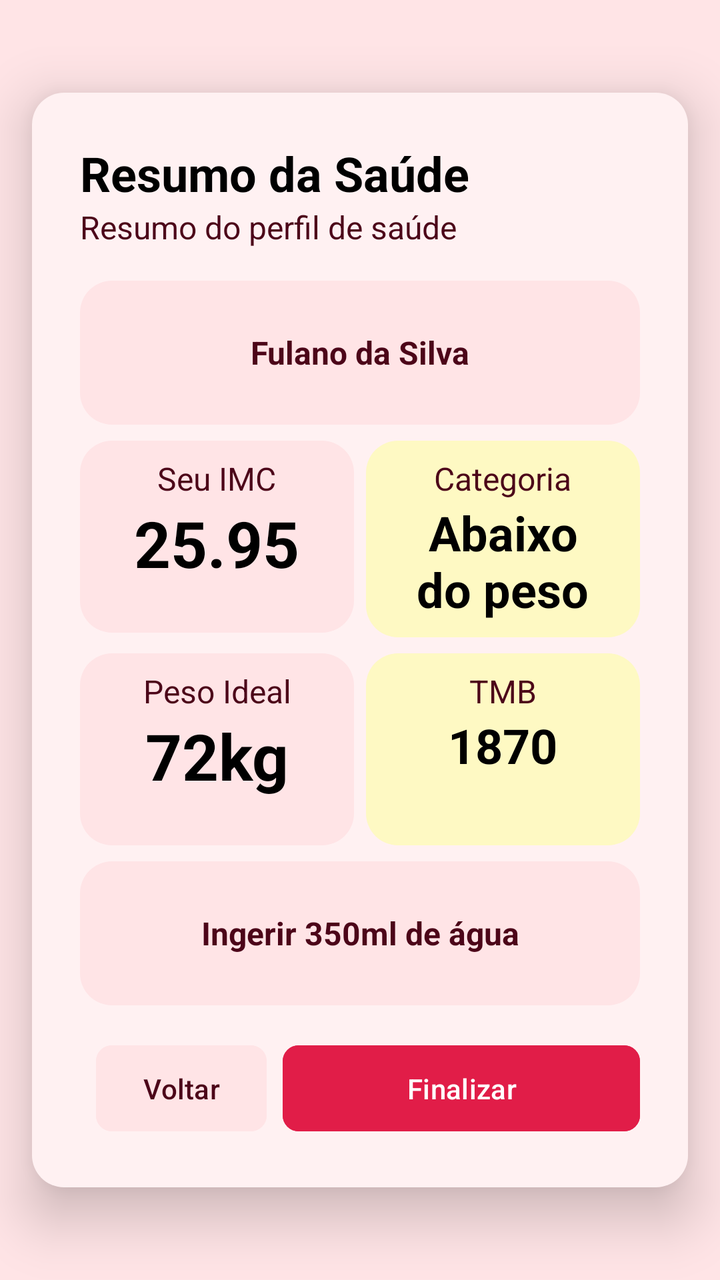
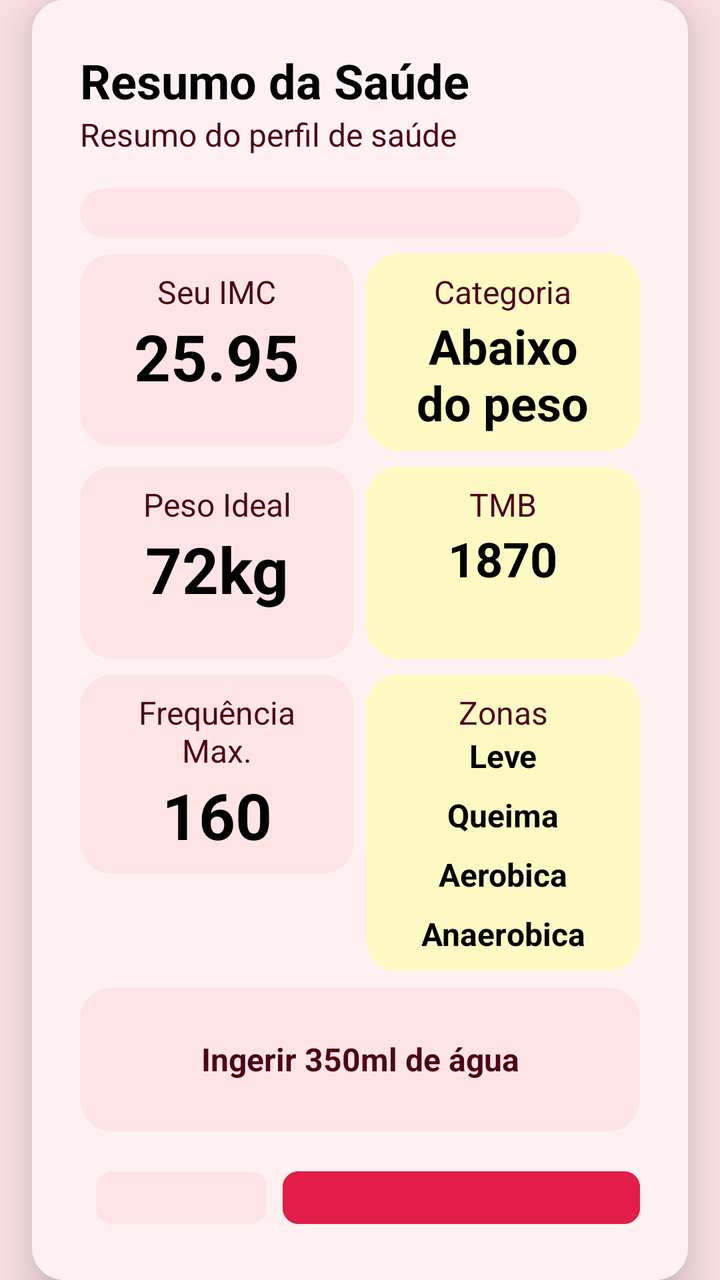

The first picture is an Android layout as it rendered before a commit; the second is the same layout after the commit. The layout source and the unified diff follow.
<!-- AndroidManifest.xml: application theme Theme.ImFitPlus -->
<!-- res/layout/activity_summary.xml -->
<?xml version="1.0" encoding="utf-8"?>
<androidx.constraintlayout.widget.ConstraintLayout xmlns:android="http://schemas.android.com/apk/res/android"
    xmlns:app="http://schemas.android.com/apk/res-auto"
    android:layout_width="match_parent"
    android:layout_height="match_parent"
    android:background="@color/screen_bg">

    <LinearLayout
        android:layout_width="0dp"
        android:layout_height="wrap_content"
        android:layout_marginStart="16dp"
        android:layout_marginEnd="16dp"
        android:background="@drawable/container_box"
        android:elevation="8dp"
        android:orientation="vertical"
        android:padding="24dp"
        android:translationZ="8dp"
        app:layout_constrainedWidth="true"
        app:layout_constraintBottom_toBottomOf="parent"
        app:layout_constraintEnd_toEndOf="parent"
        app:layout_constraintStart_toStartOf="parent"
        app:layout_constraintTop_toTopOf="parent"
        app:layout_constraintWidth_max="368dp">

        <TextView
            android:id="@+id/summaryTitleTv"
            android:layout_width="match_parent"
            android:layout_height="wrap_content"
            android:text="@string/summary_title_tv"
            android:textColor="@android:color/black"
            android:textSize="24sp"
            android:textStyle="bold" />

        <TextView
            android:id="@+id/summarySubtitleTv"
            android:layout_width="match_parent"
            android:layout_height="wrap_content"
            android:layout_marginBottom="8dp"
            android:text="@string/summary_subtitle_tv"
            android:textColor="@color/main_text_color"
            android:textSize="16sp" />

        <LinearLayout
            android:layout_width="match_parent"
            android:layout_height="wrap_content"
            android:orientation="vertical">

            <TextView
                android:id="@+id/summaryNameTv"
                android:layout_width="match_parent"
                android:layout_height="72dp"
                android:layout_marginTop="8dp"
                android:layout_marginBottom="8dp"
                android:background="@drawable/container_box_alternative"
                android:gravity="center"
                android:padding="24dp"
                android:text="@string/summary_name_tv"
                android:textColor="@color/main_text_color"
                android:textSize="16sp"
                android:textStyle="bold" />

            <LinearLayout
                android:layout_width="match_parent"
                android:layout_height="wrap_content"
                android:baselineAligned="false"
                android:orientation="horizontal"
                android:layout_marginBottom="8dp">

                <LinearLayout
                    android:layout_width="match_parent"
                    android:layout_height="wrap_content"
                    android:layout_marginEnd="3dp"
                    android:layout_weight="1"
                    android:background="@drawable/container_box_alternative"
                    android:minHeight="96dp"
                    android:orientation="vertical">

                    <TextView
                        android:id="@+id/summaryImcLabelTv"
                        android:layout_width="match_parent"
                        android:layout_height="wrap_content"
                        android:layout_marginTop="8dp"
                        android:layout_marginBottom="0dp"
                        android:gravity="center"
                        android:paddingStart="20sp"
                        android:paddingEnd="20sp"
                        android:text="@string/imc_result_label_tv"
                        android:textColor="@color/main_text_color"
                        android:textSize="16sp" />

                    <TextView
                        android:id="@+id/summaryImcValueTv"
                        android:layout_width="match_parent"
                        android:layout_height="wrap_content"
                        android:layout_marginTop="0dp"
                        android:layout_marginBottom="8dp"
                        android:gravity="center"
                        android:paddingStart="20sp"
                        android:paddingEnd="20sp"
                        android:text="@string/imc_result_value_tv"
                        android:textColor="@color/black"
                        android:textSize="32sp"
                        android:textStyle="bold" />

                </LinearLayout>

                <LinearLayout
                    android:layout_width="match_parent"
                    android:layout_height="wrap_content"
                    android:layout_marginStart="3dp"
                    android:layout_weight="1"
                    android:background="@drawable/container_box_over_weight"
                    android:minHeight="96dp"
                    android:orientation="vertical">

                    <TextView
                        android:id="@+id/summaryCategoryLabelTv"
                        android:layout_width="match_parent"
                        android:layout_height="wrap_content"
                        android:layout_marginTop="8dp"
                        android:layout_marginBottom="0dp"
                        android:gravity="center"
                        android:paddingStart="20sp"
                        android:paddingEnd="20sp"
                        android:text="@string/imc_category_label_tv"
                        android:textColor="@color/main_text_color"
                        android:textSize="16sp" />

                    <TextView
                        android:id="@+id/summaryCategoryValueTv"
                        android:layout_width="match_parent"
                        android:layout_height="wrap_content"
                        android:layout_marginTop="0dp"
                        android:layout_marginBottom="8dp"
                        android:gravity="center"
                        android:paddingStart="20sp"
                        android:paddingEnd="20sp"
                        android:text="@string/imc_category_value_tv"
                        android:textColor="@color/black"
                        android:textSize="24sp"
                        android:textStyle="bold" />

                </LinearLayout>

            </LinearLayout>

            <LinearLayout
                android:layout_width="match_parent"
                android:layout_height="wrap_content"
                android:baselineAligned="false"
                android:orientation="horizontal">

                <LinearLayout
                    android:layout_width="match_parent"
                    android:layout_height="wrap_content"
                    android:layout_marginEnd="3dp"
                    android:layout_weight="1"
                    android:background="@drawable/container_box_alternative"
                    android:minHeight="96dp"
                    android:orientation="vertical">

                    <TextView
                        android:id="@+id/summaryIdealLabelTv"
                        android:layout_width="match_parent"
                        android:layout_height="wrap_content"
                        android:layout_marginTop="8dp"
                        android:layout_marginBottom="0dp"
                        android:gravity="center"
                        android:paddingStart="20sp"
                        android:paddingEnd="20sp"
                        android:text="@string/summary_ideal_tv"
                        android:textColor="@color/main_text_color"
                        android:textSize="16sp" />

                    <TextView
                        android:id="@+id/summaryIdealValueTv"
                        android:layout_width="match_parent"
                        android:layout_height="wrap_content"
                        android:layout_marginTop="0dp"
                        android:layout_marginBottom="8dp"
                        android:gravity="center"
                        android:paddingStart="20sp"
                        android:paddingEnd="20sp"
                        android:text="@string/summary_ideal_result_tv"
                        android:textColor="@color/black"
                        android:textSize="32sp"
                        android:textStyle="bold" />

                </LinearLayout>

                <LinearLayout
                    android:layout_width="match_parent"
                    android:layout_height="wrap_content"
                    android:layout_marginStart="3dp"
                    android:layout_weight="1"
                    android:background="@drawable/container_box_over_weight"
                    android:minHeight="96dp"
                    android:orientation="vertical">

                    <TextView
                        android:id="@+id/summaryCaloricLabelTv"
                        android:layout_width="match_parent"
                        android:layout_height="wrap_content"
                        android:layout_marginTop="8dp"
                        android:layout_marginBottom="0dp"
                        android:gravity="center"
                        android:paddingStart="20sp"
                        android:paddingEnd="20sp"
                        android:text="@string/summary_tmb_tv"
                        android:textColor="@color/main_text_color"
                        android:textSize="16sp" />

                    <TextView
                        android:id="@+id/summaryCaloricValueTv"
                        android:layout_width="match_parent"
                        android:layout_height="wrap_content"
                        android:layout_marginTop="0dp"
                        android:layout_marginBottom="8dp"
                        android:gravity="center"
                        android:paddingStart="20sp"
                        android:paddingEnd="20sp"
                        android:text="@string/summary_tmb_result_tv"
                        android:textColor="@color/black"
                        android:textSize="24sp"
                        android:textStyle="bold" />

                </LinearLayout>

            </LinearLayout>

        </LinearLayout>

        <TextView
            android:id="@+id/summaryWaterTv"
            android:layout_width="match_parent"
            android:layout_height="72dp"
            android:layout_marginTop="8dp"
            android:layout_marginBottom="8dp"
            android:background="@drawable/container_box_alternative"
            android:gravity="center"
            android:padding="24dp"
            android:text="@string/summary_water_tv"
            android:textColor="@color/main_text_color"
            android:textSize="16sp"
            android:textStyle="bold" />

        <LinearLayout
            style="?android:attr/buttonBarStyle"
            android:layout_width="match_parent"
            android:layout_height="wrap_content"
            android:layout_marginTop="8dp"
            android:baselineAligned="false"
            android:orientation="horizontal">

            <Button
                android:id="@+id/summaryReturnBt"
                style="?android:attr/buttonBarButtonStyle"
                android:layout_width="match_parent"
                android:layout_height="wrap_content"
                android:layout_weight="2"
                android:backgroundTint="@color/screen_bg"
                android:paddingVertical="12dp"
                android:text="@string/summary_return_bt"
                android:textColor="@color/main_text_color"
                app:cornerRadius="8dp" />

            <Button
                android:id="@+id/summarySubmitBt"
                style="?android:attr/buttonBarButtonStyle"
                android:layout_width="match_parent"
                android:layout_height="wrap_content"
                android:layout_weight="1"
                android:backgroundTint="@color/main_color"
                android:paddingVertical="12dp"
                android:text="@string/summary_finish_bt"
                android:textColor="@color/white"
                app:cornerRadius="8dp" />

        </LinearLayout>

    </LinearLayout>

</androidx.constraintlayout.widget.ConstraintLayout>
<!-- resources referenced by this layout -->
<resources>
  <color name="black">#FF000000</color>
  <color name="main_color">#e11d48</color>
  <color name="main_text_color">#4c0519</color>
  <color name="screen_bg">#ffe4e6</color>
  <color name="white">#FFFFFFFF</color>
  <!-- drawable container_box (drawable) -->
  <?xml version="1.0" encoding="utf-8"?>
  <shape xmlns:android="http://schemas.android.com/apk/res/android">
      <solid android:color="@color/container_bg" />
      <corners android:radius="16dp" />
  </shape>
  <!-- drawable container_box_alternative (drawable) -->
  <?xml version="1.0" encoding="utf-8"?>
  <shape xmlns:android="http://schemas.android.com/apk/res/android">
      <solid android:color="@color/screen_bg" />
      <corners android:radius="16dp" />
  </shape>
  <!-- drawable container_box_over_weight (drawable) -->
  <?xml version="1.0" encoding="utf-8"?>
  <shape xmlns:android="http://schemas.android.com/apk/res/android">
      <solid android:color="@color/box_over_weight" />
      <corners android:radius="16dp" />
  </shape>
  <string name="imc_category_label_tv">Categoria</string>
  <string name="imc_category_value_tv">Abaixo do peso</string>
  <string name="imc_result_label_tv">Seu IMC</string>
  <string name="imc_result_value_tv">25.95</string>
  <string name="summary_finish_bt">Finalizar</string>
  <string name="summary_ideal_result_tv">72kg</string>
  <string name="summary_ideal_tv">Peso Ideal</string>
  <string name="summary_name_tv">Fulano da Silva</string>
  <string name="summary_return_bt">Voltar</string>
  <string name="summary_subtitle_tv">Resumo do perfil de saúde</string>
  <string name="summary_title_tv">Resumo da Saúde</string>
  <string name="summary_tmb_result_tv">1870</string>
  <string name="summary_tmb_tv">TMB</string>
  <string name="summary_water_tv">Ingerir 350ml de água</string>
  <style name="Theme.ImFitPlus" parent="Base.Theme.ImFitPlus" />
  <color name="container_bg">#fff1f2</color>
  <color name="box_over_weight">#fef9c3</color>
  <style name="Base.Theme.ImFitPlus" parent="Theme.Material3.DayNight.NoActionBar">
          
          
      </style>
</resources>

<!-- the commit's change to res/layout/activity_summary.xml (unified diff, before → after) -->
@@ -47,8 +47,8 @@
 
             <TextView
                 android:id="@+id/summaryNameTv"
-                android:layout_width="match_parent"
-                android:layout_height="72dp"
+                android:layout_width="250dp"
+                android:layout_height="25dp"
                 android:layout_marginTop="8dp"
                 android:layout_marginBottom="8dp"
                 android:background="@drawable/container_box_alternative"
@@ -148,6 +148,91 @@
                 android:layout_width="match_parent"
                 android:layout_height="wrap_content"
                 android:baselineAligned="false"
+                android:orientation="horizontal"
+                android:layout_marginBottom="8dp">
+
+                <LinearLayout
+                    android:layout_width="match_parent"
+                    android:layout_height="wrap_content"
+                    android:layout_marginEnd="3dp"
+                    android:layout_weight="1"
+                    android:background="@drawable/container_box_alternative"
+                    android:minHeight="96dp"
+                    android:orientation="vertical">
+
+                    <TextView
+                        android:id="@+id/summaryIdealLabelTv"
+                        android:layout_width="match_parent"
+                        android:layout_height="wrap_content"
+                        android:layout_marginTop="8dp"
+                        android:layout_marginBottom="0dp"
+                        android:gravity="center"
+                        android:paddingStart="20sp"
+                        android:paddingEnd="20sp"
+                        android:text="@string/summary_ideal_tv"
+                        android:textColor="@color/main_text_color"
+                        android:textSize="16sp" />
+
+                    <TextView
+                        android:id="@+id/summaryIdealValueTv"
+                        android:layout_width="match_parent"
+                        android:layout_height="wrap_content"
+                        android:layout_marginTop="0dp"
+                        android:layout_marginBottom="8dp"
+                        android:gravity="center"
+                        android:paddingStart="20sp"
+                        android:paddingEnd="20sp"
+                        android:text="@string/summary_ideal_result_tv"
+                        android:textColor="@color/black"
+                        android:textSize="32sp"
+                        android:textStyle="bold" />
+
+                </LinearLayout>
+
+                <LinearLayout
+                    android:layout_width="match_parent"
+                    android:layout_height="wrap_content"
+                    android:layout_marginStart="3dp"
+                    android:layout_weight="1"
+                    android:background="@drawable/container_box_over_weight"
+                    android:minHeight="96dp"
+                    android:orientation="vertical">
+
+                    <TextView
+                        android:id="@+id/summaryCaloricLabelTv"
+                        android:layout_width="match_parent"
+                        android:layout_height="wrap_content"
+                        android:layout_marginTop="8dp"
+                        android:layout_marginBottom="0dp"
+                        android:gravity="center"
+                        android:paddingStart="20sp"
+                        android:paddingEnd="20sp"
+                        android:text="@string/summary_tmb_tv"
+                        android:textColor="@color/main_text_color"
+                        android:textSize="16sp" />
+
+                    <TextView
+                        android:id="@+id/summaryCaloricValueTv"
+                        android:layout_width="match_parent"
+                        android:layout_height="wrap_content"
+                        android:layout_marginTop="0dp"
+                        android:layout_marginBottom="8dp"
+                        android:gravity="center"
+                        android:paddingStart="20sp"
+                        android:paddingEnd="20sp"
+                        android:text="@string/summary_tmb_result_tv"
+                        android:textColor="@color/black"
+                        android:textSize="24sp"
+                        android:textStyle="bold" />
+
+                </LinearLayout>
+
+            </LinearLayout>
+
+            <LinearLayout
+                android:layout_width="match_parent"
+                android:layout_height="wrap_content"
+                android:baselineAligned="false"
                 android:orientation="horizontal">
 
                 <LinearLayout
@@ -160,28 +245,28 @@
                     android:orientation="vertical">
 
                     <TextView
-                        android:id="@+id/summaryIdealLabelTv"
-                        android:layout_width="match_parent"
-                        android:layout_height="wrap_content"
-                        android:layout_marginTop="8dp"
-                        android:layout_marginBottom="0dp"
-                        android:gravity="center"
-                        android:paddingStart="20sp"
-                        android:paddingEnd="20sp"
-                        android:text="@string/summary_ideal_tv"
-                        android:textColor="@color/main_text_color"
-                        android:textSize="16sp" />
-
-                    <TextView
-                        android:id="@+id/summaryIdealValueTv"
-                        android:layout_width="match_parent"
-                        android:layout_height="wrap_content"
-                        android:layout_marginTop="0dp"
-                        android:layout_marginBottom="8dp"
-                        android:gravity="center"
-                        android:paddingStart="20sp"
-                        android:paddingEnd="20sp"
-                        android:text="@string/summary_ideal_result_tv"
+                        android:id="@+id/summaryHeartMaxLabelTv"
+                        android:layout_width="match_parent"
+                        android:layout_height="wrap_content"
+                        android:layout_marginTop="8dp"
+                        android:layout_marginBottom="0dp"
+                        android:gravity="center"
+                        android:paddingStart="20sp"
+                        android:paddingEnd="20sp"
+                        android:text="@string/summary_frequency_max"
+                        android:textColor="@color/main_text_color"
+                        android:textSize="16sp" />
+
+                    <TextView
+                        android:id="@+id/summaryHeartMaxValueTv"
+                        android:layout_width="match_parent"
+                        android:layout_height="wrap_content"
+                        android:layout_marginTop="0dp"
+                        android:layout_marginBottom="8dp"
+                        android:gravity="center"
+                        android:paddingStart="20sp"
+                        android:paddingEnd="20sp"
+                        android:text="@string/summary_heart_max_value"
                         android:textColor="@color/black"
                         android:textSize="32sp"
                         android:textStyle="bold" />
@@ -198,30 +283,71 @@
                     android:orientation="vertical">
 
                     <TextView
-                        android:id="@+id/summaryCaloricLabelTv"
-                        android:layout_width="match_parent"
-                        android:layout_height="wrap_content"
-                        android:layout_marginTop="8dp"
-                        android:layout_marginBottom="0dp"
-                        android:gravity="center"
-                        android:paddingStart="20sp"
-                        android:paddingEnd="20sp"
-                        android:text="@string/summary_tmb_tv"
-                        android:textColor="@color/main_text_color"
-                        android:textSize="16sp" />
-
-                    <TextView
-                        android:id="@+id/summaryCaloricValueTv"
-                        android:layout_width="match_parent"
-                        android:layout_height="wrap_content"
-                        android:layout_marginTop="0dp"
-                        android:layout_marginBottom="8dp"
-                        android:gravity="center"
-                        android:paddingStart="20sp"
-                        android:paddingEnd="20sp"
-                        android:text="@string/summary_tmb_result_tv"
-                        android:textColor="@color/black"
-                        android:textSize="24sp"
+                        android:id="@+id/summaryZoneLabelTv"
+                        android:layout_width="match_parent"
+                        android:layout_height="wrap_content"
+                        android:layout_marginTop="8dp"
+                        android:layout_marginBottom="0dp"
+                        android:gravity="center"
+                        android:paddingStart="20sp"
+                        android:paddingEnd="20sp"
+                        android:text="@string/summary_zone_label_tv"
+                        android:textColor="@color/main_text_color"
+                        android:textSize="16sp" />
+
+                    <TextView
+                        android:id="@+id/summaryLeveValueTv"
+                        android:layout_width="match_parent"
+                        android:layout_height="wrap_content"
+                        android:layout_marginTop="0dp"
+                        android:layout_marginBottom="8dp"
+                        android:gravity="center"
+                        android:paddingStart="20sp"
+                        android:paddingEnd="20sp"
+                        android:text="@string/summary_zone_value_tv"
+                        android:textColor="@color/black"
+                        android:textSize="16sp"
+                        android:textStyle="bold" />
+
+                    <TextView
+                        android:id="@+id/summaryQueimaValueTv"
+                        android:layout_width="match_parent"
+                        android:layout_height="wrap_content"
+                        android:layout_marginTop="0dp"
+                        android:layout_marginBottom="8dp"
+                        android:gravity="center"
+                        android:paddingStart="20sp"
+                        android:paddingEnd="20sp"
+                        android:text="@string/queima"
+                        android:textColor="@color/black"
+                        android:textSize="16sp"
+                        android:textStyle="bold" />
+                    <TextView
+                        android:id="@+id/summaryAerobicaValueTv"
+                        android:layout_width="match_parent"
+                        android:layout_height="wrap_content"
+                        android:layout_marginTop="0dp"
+                        android:layout_marginBottom="8dp"
+                        android:gravity="center"
+                        android:paddingStart="20sp"
+                        android:paddingEnd="20sp"
+                        android:text="@string/aerobica"
+                        android:textColor="@color/black"
+                        android:textSize="16sp"
+                        android:textStyle="bold" />
+
+                    <TextView
+                        android:id="@+id/summaryAnaerobicaValueTv"
+                        android:layout_width="match_parent"
+                        android:layout_height="wrap_content"
+                        android:layout_marginTop="0dp"
+                        android:layout_marginBottom="8dp"
+                        android:gravity="center"
+                        android:paddingStart="20sp"
+                        android:paddingEnd="20sp"
+                        android:text="@string/anaerobica"
+                        android:textColor="@color/black"
+                        android:textSize="16sp"
                         android:textStyle="bold" />
 
                 </LinearLayout>
<!-- resource entries referenced after the edit -->
@@ -23,11 +23,16 @@
       <solid android:color="@color/box_over_weight" />
       <corners android:radius="16dp" />
   </shape>
+  <string name="aerobica">Aerobica</string>
+  <string name="anaerobica">Anaerobica</string>
   <string name="imc_category_label_tv">Categoria</string>
   <string name="imc_category_value_tv">Abaixo do peso</string>
   <string name="imc_result_label_tv">Seu IMC</string>
   <string name="imc_result_value_tv">25.95</string>
+  <string name="queima">Queima</string>
   <string name="summary_finish_bt">Finalizar</string>
+  <string name="summary_frequency_max">Frequência Max.</string>
+  <string name="summary_heart_max_value">160</string>
   <string name="summary_ideal_result_tv">72kg</string>
   <string name="summary_ideal_tv">Peso Ideal</string>
   <string name="summary_name_tv">Fulano da Silva</string>
@@ -37,6 +42,8 @@
   <string name="summary_tmb_result_tv">1870</string>
   <string name="summary_tmb_tv">TMB</string>
   <string name="summary_water_tv">Ingerir 350ml de água</string>
+  <string name="summary_zone_label_tv">Zonas</string>
+  <string name="summary_zone_value_tv">Leve</string>
   <style name="Theme.ImFitPlus" parent="Base.Theme.ImFitPlus" />
   <color name="container_bg">#fff1f2</color>
   <color name="box_over_weight">#fef9c3</color>
